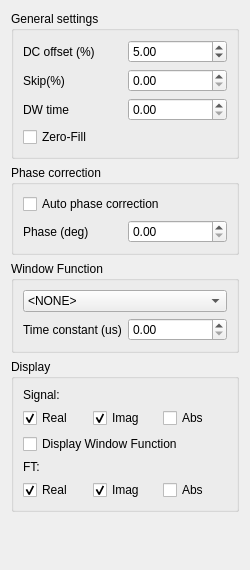
The window that plugins/NMRAnalyser/nmrcontrolform.ui (EvgeniyMilman/polp) describes before a commit, drawn with Qt 5.
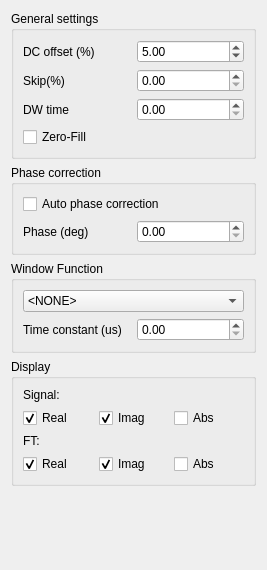
The same window after the commit.

```diff
--- a/plugins/NMRAnalyser/nmrcontrolform.ui
+++ b/plugins/NMRAnalyser/nmrcontrolform.ui
@@ -6,7 +6,7 @@
    <rect>
     <x>0</x>
     <y>0</y>
-    <width>250</width>
+    <width>267</width>
     <height>570</height>
    </rect>
   </property>
@@ -195,13 +195,6 @@
         </item>
        </layout>
       </item>
-      <item>
-       <widget class="QCheckBox" name="showWindowBox">
-        <property name="text">
-         <string>Display Window Function</string>
-        </property>
-       </widget>
-      </item>
       <item>
        <widget class="QLabel" name="label_7">
         <property name="text">
```
